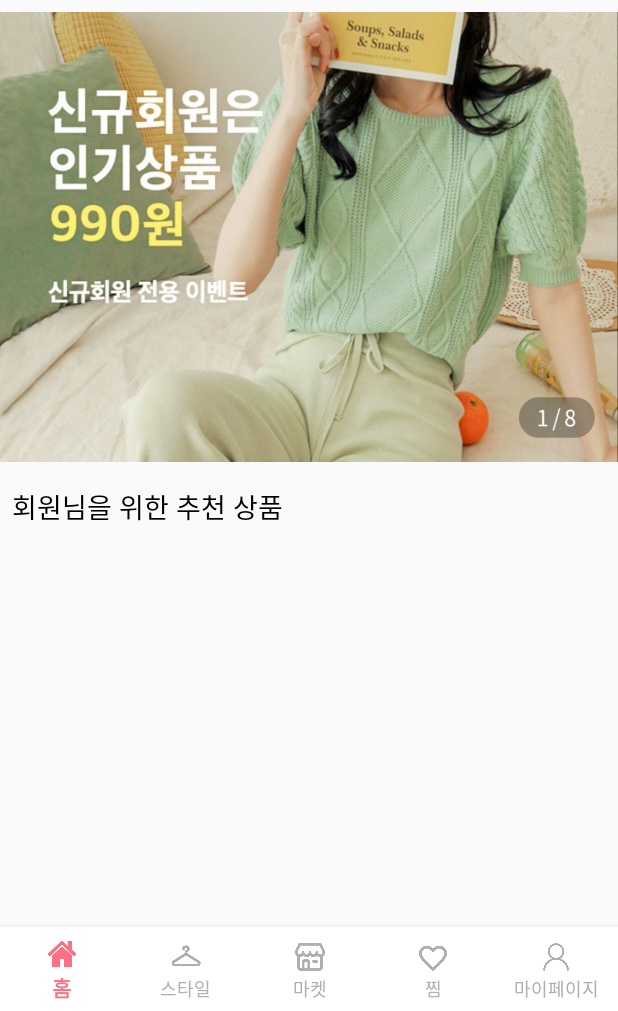
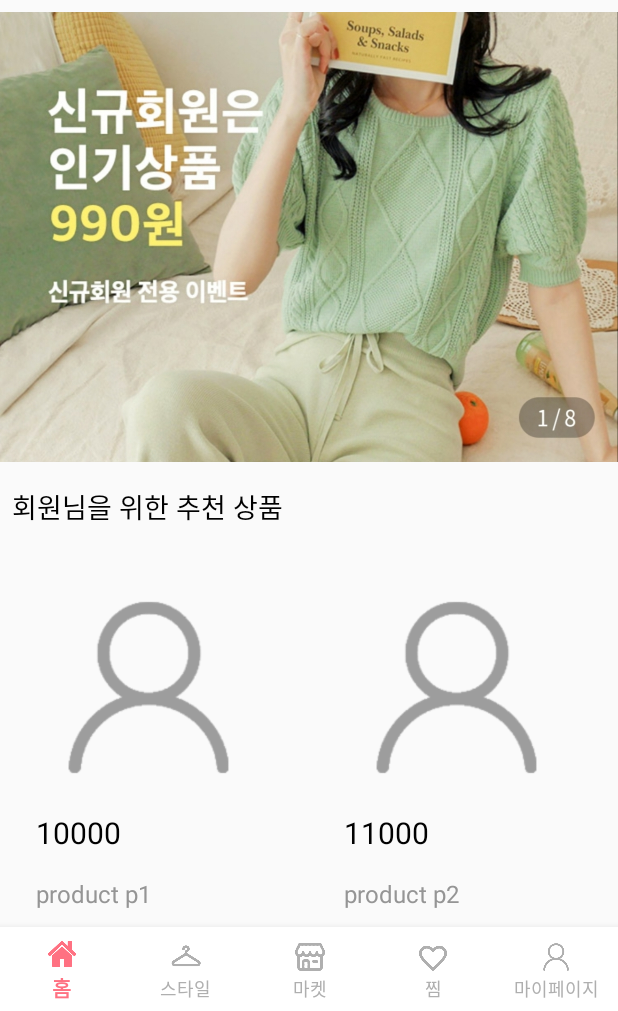
Before and after one commit to softsquared-summer/ably_mock_android_ade, an Android app: the screen it shows after launch (MainActivity), on a phone screen of 412 x 824 dp, the part 225-1236 px from its top. Run offline under Robolectric (Android 15) with nearby library versions, the phone set to English and light mode, and no system bars.

Commit message:
홈화면 첫번째 프래그먼트에 상품 목록을 나타낼 리사이클러뷰 추가

```diff
--- a/Ably/app/build.gradle
+++ b/Ably/app/build.gradle
@@ -40,4 +40,6 @@ dependencies {
     // Glide
     implementation 'com.github.bumptech.glide:glide:4.11.0'
     annotationProcessor 'com.github.bumptech.glide:compiler:4.11.0'
+    // RecyclerView
+    implementation 'com.android.support:recyclerview-v7:28.0.0'
 }
--- /dev/null
+++ b/Ably/app/src/main/java/com/jinwoo/ably/src/adapter/ProductAdapter.java
@@ -0,0 +1,79 @@
+package com.jinwoo.ably.src.adapter;
+
+import android.view.LayoutInflater;
+import android.view.View;
+import android.view.ViewGroup;
+import android.widget.ImageView;
+import android.widget.TextView;
+import android.widget.Toast;
+import androidx.annotation.NonNull;
+import androidx.recyclerview.widget.RecyclerView;
+import com.jinwoo.ably.R;
+import com.jinwoo.ably.src.data.Product;
+import java.util.ArrayList;
+
+public class ProductAdapter extends RecyclerView.Adapter<ProductAdapter.CustomViewHolder> {
+
+    private ArrayList<Product> productList;
+
+    public ProductAdapter(ArrayList<Product> productList) {
+        this.productList = productList;
+    }
+
+    @NonNull
+    @Override
+    public CustomViewHolder onCreateViewHolder(@NonNull ViewGroup parent, int viewType) {
+        View view = LayoutInflater.from(parent.getContext()).inflate(R.layout.item_product, parent, false);
+        CustomViewHolder holder = new CustomViewHolder(view);
+
+        return holder;
+    }
+
+    @Override
+    public void onBindViewHolder(@NonNull final CustomViewHolder holder, int position) {
+        holder.photo.setImageResource(productList.get(position).getPhoto());
+        holder.price.setText(String.valueOf(productList.get(position).getPrice()));
+        holder.name.setText(productList.get(position).getName());
+        holder.description.setText(productList.get(position).getDescription());
+        holder.sales.setText(productList.get(position).getSales());
+
+        holder.itemView.setTag(position);
+        holder.itemView.setOnClickListener(new View.OnClickListener() {
+            @Override
+            public void onClick(View v) {
+                String currentName = holder.name.getText().toString();
+                Toast.makeText(v.getContext(), currentName, Toast.LENGTH_SHORT).show();
+            }
+        });
+
+        holder.itemView.setOnLongClickListener(new View.OnLongClickListener(){
+            @Override
+            public boolean onLongClick(View v) {
+                Toast.makeText(v.getContext(), "long click", Toast.LENGTH_SHORT).show();
+                return true;
+            }
+        });
+    }
+
+    @Override
+    public int getItemCount() {
+        return (productList != null ? productList.size() : 0);
+    }
+
+    public class CustomViewHolder extends RecyclerView.ViewHolder {
+        protected ImageView photo;
+        protected TextView price;
+        protected TextView name;
+        protected TextView description;
+        protected TextView sales;
+
+        public CustomViewHolder(@NonNull View itemView) {
+            super(itemView);
+            this.photo = (ImageView) itemView.findViewById(R.id.frag1_item_image);
+            this.price = (TextView) itemView.findViewById(R.id.frag1_item_price);
+            this.name = (TextView) itemView.findViewById(R.id.frag1_item_name);
+            this.description = (TextView) itemView.findViewById(R.id.frag1_item_description);
+            this.sales = (TextView) itemView.findViewById(R.id.frag1_item_sales);
+        }
+    }
+}
--- /dev/null
+++ b/Ably/app/src/main/java/com/jinwoo/ably/src/data/Product.java
@@ -0,0 +1,58 @@
+package com.jinwoo.ably.src.data;
+
+public class Product {
+
+    private int photo;
+    private int price;
+    private String name;
+    private String description;
+    private String sales;
+
+    public Product(int photo, int price, String name, String description, String sales) {
+        this.photo = photo;
+        this.price = price;
+        this.name = name;
+        this.description = description;
+        this.sales = sales;
+    }
+
+    public int getPhoto() {
+        return photo;
+    }
+
+    public void setPhoto(int photo) {
+        this.photo = photo;
+    }
+
+    public int getPrice() {
+        return price;
+    }
+
+    public void setPrice(int price) {
+        this.price = price;
+    }
+
+    public String getName() {
+        return name;
+    }
+
+    public void setName(String name) {
+        this.name = name;
+    }
+
+    public String getDescription() {
+        return description;
+    }
+
+    public void setDescription(String description) {
+        this.description = description;
+    }
+
+    public String getSales() {
+        return sales;
+    }
+
+    public void setSales(String sales) {
+        this.sales = sales;
+    }
+}
--- a/Ably/app/src/main/java/com/jinwoo/ably/src/fragment/Fragment1.java
+++ b/Ably/app/src/main/java/com/jinwoo/ably/src/fragment/Fragment1.java
@@ -4,22 +4,68 @@ import android.os.Bundle;
 import android.view.LayoutInflater;
 import android.view.View;
 import android.view.ViewGroup;
+import android.widget.ImageView;
+import android.widget.Toast;
 
 import androidx.annotation.NonNull;
 import androidx.annotation.Nullable;
 import androidx.fragment.app.Fragment;
-
+import androidx.recyclerview.widget.GridLayoutManager;
+import androidx.recyclerview.widget.RecyclerView;
 import com.jinwoo.ably.R;
+import com.jinwoo.ably.src.adapter.ProductAdapter;
+import com.jinwoo.ably.src.data.Product;
+import java.util.ArrayList;
 
 public class Fragment1 extends Fragment {
 
-    public Fragment1() {
+    private ImageView mTop;
+    private RecyclerView mRecyclerView;
+    private ProductAdapter adapter;
+    private ArrayList<Product> productList;
 
-    }
+    public Fragment1() { }
 
     @Nullable
     @Override
     public View onCreateView(@NonNull LayoutInflater inflater, @Nullable ViewGroup container, @Nullable Bundle savedInstanceState) {
-        return inflater.inflate(R.layout.fragment1, container, false);
+        ViewGroup view = (ViewGroup) inflater.inflate(R.layout.fragment1, container, false);
+
+        mTop = (ImageView) view.findViewById(R.id.frag1_top);
+        mRecyclerView = (RecyclerView) view.findViewById(R.id.frag1_body);
+        productList = new ArrayList<>();
+
+        mTop.setOnClickListener(new View.OnClickListener(){
+            @Override
+            public void onClick(View v) {
+                Toast.makeText(v.getContext(), "Ad click", Toast.LENGTH_SHORT).show();
+            }
+        });
+
+        //TODO: Networking required
+        //Inserting product data into productList
+        Product p1 = new Product(R.drawable.icon_my_page, 10000, "product p1", "This is first product", "No sales info");
+        Product p2 = new Product(R.drawable.icon_my_page, 11000, "product p2", "This is second product", "No sales info");
+        Product p3 = new Product(R.drawable.icon_my_page, 13000, "product p3", "This is third product", "No sales info");
+        Product p4 = new Product(R.drawable.icon_my_page, 14000, "product p4", "This is fourth product", "No sales info");
+        Product p5 = new Product(R.drawable.icon_my_page, 15000, "product p5", "This is fifth product", "No sales info");
+        Product p6 = new Product(R.drawable.icon_my_page, 16000, "product p6", "This is sixth product", "No sales info");
+        Product p7 = new Product(R.drawable.icon_my_page, 17000, "product p7", "This is seventh product", "No sales info");
+        Product p8 = new Product(R.drawable.icon_my_page, 18000, "product p8", "This is eighth product", "No sales info");
+        productList.add(p1);
+        productList.add(p2);
+        productList.add(p3);
+        productList.add(p4);
+        productList.add(p5);
+        productList.add(p6);
+        productList.add(p7);
+        productList.add(p8);
+
+        mRecyclerView.setHasFixedSize(true);
+        adapter = new ProductAdapter(productList);
+        mRecyclerView.setLayoutManager(new GridLayoutManager(getActivity(), 2));
+        mRecyclerView.setAdapter(adapter);
+
+        return view;
     }
 }
--- a/Ably/app/src/main/res/layout/fragment1.xml
+++ b/Ably/app/src/main/res/layout/fragment1.xml
@@ -38,7 +38,10 @@
             android:id="@+id/frag1_body"
             android:layout_width="match_parent"
             android:layout_height="wrap_content"
-            android:padding="8dp">
+            android:padding="8dp"
+            android:scrollbarFadeDuration="0"
+            android:scrollbarSize="5dp"
+            android:scrollbarThumbVertical="@color/colorGrey">
 
 
 
--- /dev/null
+++ b/Ably/app/src/main/res/layout/item_product.xml
@@ -0,0 +1,65 @@
+<?xml version="1.0" encoding="utf-8"?>
+<androidx.constraintlayout.widget.ConstraintLayout
+    xmlns:android="http://schemas.android.com/apk/res/android"
+    xmlns:app="http://schemas.android.com/apk/res-auto"
+    android:layout_width="wrap_content"
+    android:layout_height="wrap_content"
+    android:paddingHorizontal="16dp"
+    android:paddingTop="16dp"
+    android:paddingBottom="32dp">
+
+    <ImageView
+        android:id="@+id/frag1_item_image"
+        android:layout_width="150dp"
+        android:layout_height="150dp"
+        android:src="@drawable/icon_my_page"
+        app:layout_constraintEnd_toEndOf="parent"
+        app:layout_constraintStart_toStartOf="parent"
+        app:layout_constraintTop_toTopOf="parent" />
+
+    <TextView
+        android:id="@+id/frag1_item_price"
+        android:layout_width="wrap_content"
+        android:layout_height="wrap_content"
+        android:text="99,999"
+        android:textColor="@color/colorBlack"
+        android:textSize="20dp"
+        android:layout_marginTop="8dp"
+        app:layout_constraintStart_toStartOf="@+id/frag1_item_image"
+        app:layout_constraintTop_toBottomOf="@+id/frag1_item_image" />
+
+    <TextView
+        android:id="@+id/frag1_item_name"
+        android:layout_width="wrap_content"
+        android:layout_height="wrap_content"
+        android:text="product name"
+        android:textSize="16dp"
+        android:textColor="@color/colorGrey"
+        android:layout_marginTop="16dp"
+        app:layout_constraintStart_toStartOf="@+id/frag1_item_image"
+        app:layout_constraintTop_toBottomOf="@+id/frag1_item_price" />
+
+    <TextView
+        android:id="@+id/frag1_item_description"
+        android:layout_width="wrap_content"
+        android:layout_height="wrap_content"
+        android:text="product description blah blah"
+        android:textSize="15dp"
+        android:textColor="@color/colorGrey"
+        android:layout_marginTop="8dp"
+        app:layout_constraintStart_toStartOf="@+id/frag1_item_image"
+        app:layout_constraintTop_toBottomOf="@+id/frag1_item_name" />
+
+
+    <TextView
+        android:id="@+id/frag1_item_sales"
+        android:layout_width="wrap_content"
+        android:layout_height="wrap_content"
+        android:text="sales amount"
+        android:textSize="15dp"
+        android:textColor="@color/colorLightGrey"
+        android:layout_marginTop="16dp"
+        app:layout_constraintStart_toStartOf="@+id/frag1_item_image"
+        app:layout_constraintTop_toBottomOf="@+id/frag1_item_description" />
+
+</androidx.constraintlayout.widget.ConstraintLayout>
```
